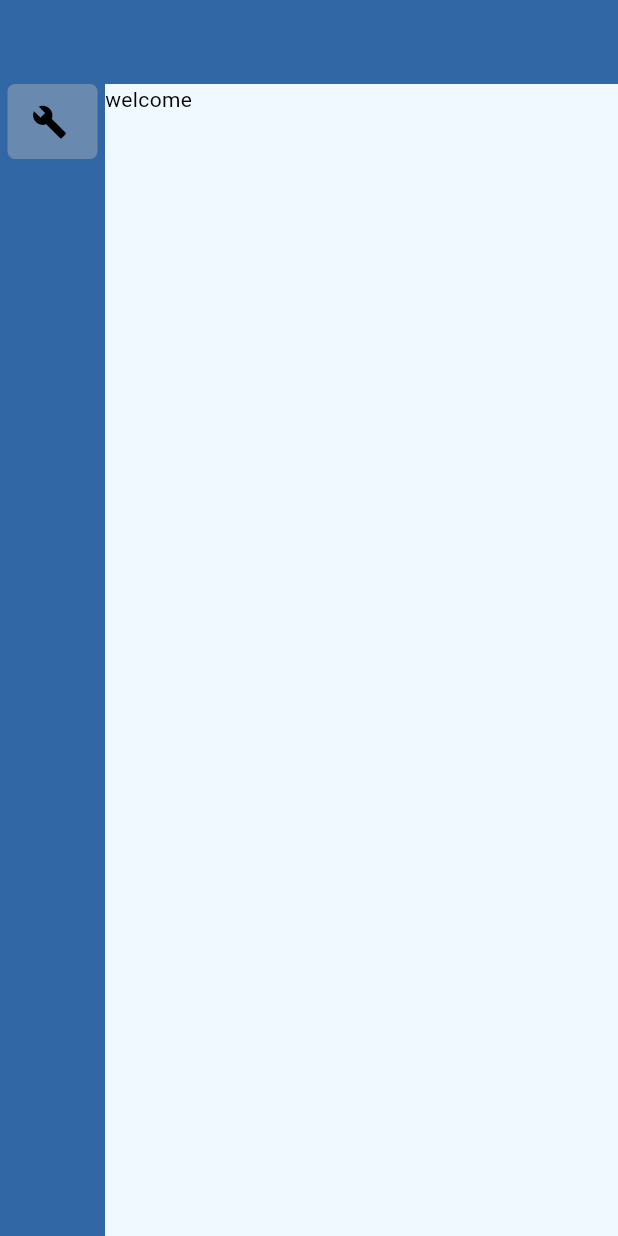
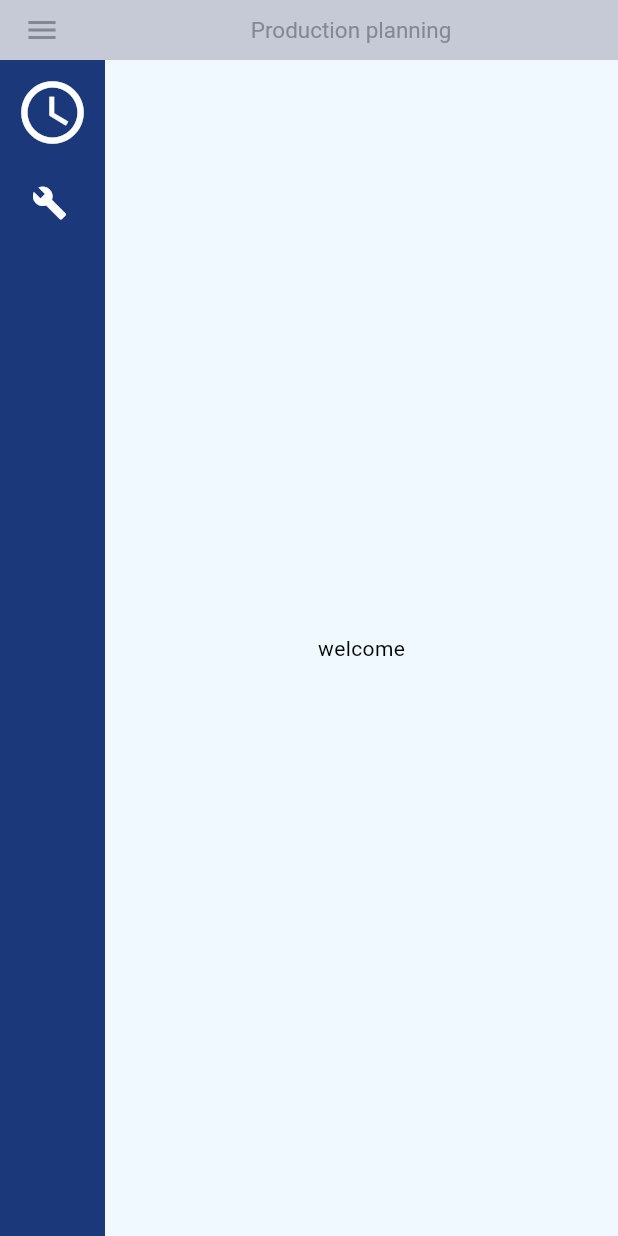
Before and after one commit to produccion-y-logistica-semillero/production-planning, a Flutter app: the screen it shows after launch, on a phone screen of 412 x 824 dp. Run offline on Flutter 3.47's test engine with Material 3 defaults, Android fonts, the phone set to English and light mode, and no system bars; drawn by our look-alikes of easy_sidemenu; missing offline and left inert: dart:ffi.

Commit message:
Theme changed, side menu changed so now the expansion is our own and not the packaged provided option, machines page created

```diff
--- a/lib/core/themes/theme.dart
+++ b/lib/core/themes/theme.dart
@@ -2,11 +2,14 @@ import 'package:flutter/material.dart';
 
 final ThemeData lightTheme = ThemeData(
   brightness:  Brightness.light,
-  colorScheme: ColorScheme.light(
-    surface: Color.fromARGB(255, 239, 249, 255),
-    primary: (Colors.blue[100])!,
-    primaryContainer: Color.fromARGB(255, 49, 103, 165),
-    onPrimaryContainer: Colors.white,
+  colorScheme: const ColorScheme.light(
+    surface:  Color.fromARGB(255, 239, 249, 255),
+    //primary: (Color.fromARGB(255, 150, 164, 239))!,
+   // onPrimary:  Colors.white,
+    primaryContainer: Color.fromARGB(255, 26, 56, 122),
+    onPrimaryContainer: Color.fromARGB(255, 255, 255, 255),
+    secondaryContainer:  Color.fromARGB(255, 197, 202, 214),
+    onSecondaryContainer: Color.fromARGB(255, 130, 136, 148),
 
   ),
   useMaterial3: true,   //We can check how it changes with this
--- a/lib/features/main_page/presentation/pages/main_page.dart
+++ b/lib/features/main_page/presentation/pages/main_page.dart
@@ -1,3 +1,5 @@
+import 'dart:ffi';
+
 import 'package:easy_sidemenu/easy_sidemenu.dart';
 import 'package:flutter/material.dart';
 import 'package:production_planning/features/main_page/presentation/widgets/main_navigator.dart';
@@ -15,31 +17,68 @@ class _MainPageState extends State<MainPage> {
   final GlobalKey<NavigatorState> _navigatorKey = GlobalKey<NavigatorState>();
   bool _isNavigating = false; // Add this to track navigation status
 
+  bool _menuExpanded = true; //To control to hide or expand the side menu manually
+
 
   @override
   Widget build(BuildContext context) {
+    Color onPrimary = Theme.of(context).colorScheme.onPrimary;
+    Color primaryContainer = Theme.of(context).colorScheme.primaryContainer;
+    Color onPrimaryContainer = Theme.of(context).colorScheme.onPrimaryContainer;
+    Color surface = Theme.of(context).colorScheme.surface;
+    Color secondaryContainer = Theme.of(context).colorScheme.secondaryContainer;
+    Color onSecondaryContainer = Theme.of(context).colorScheme.onSecondaryContainer;
     List<dynamic> items = _getMenuItems(context);
 
     return Scaffold(
       appBar: AppBar(
-        backgroundColor: Theme.of(context).colorScheme.primaryContainer,
+        backgroundColor: secondaryContainer,
+        toolbarHeight: 40,
+        title: Center(child: Text("Production planning", style: TextStyle(fontSize: 15, color: onSecondaryContainer),)),
+        //to manually control if the side menu is expanded or not
+        leading:  GestureDetector(
+          child: IconButton(
+            style: const ButtonStyle(
+              padding: WidgetStatePropertyAll(EdgeInsets.all(0))
+            ),
+            icon: Center(child: Icon(Icons.menu, color: onSecondaryContainer,)),
+            onPressed: (){
+              setState(() {
+                _menuExpanded = _menuExpanded ? false: true;
+              });
+            },
+          ),
+        )
       ),
       body: Row(
         children: [
           SideMenu(
             showToggle: true,
+            title: Container(
+                margin: const EdgeInsets.symmetric(vertical: 10),
+                child:  Center(
+                  child: Icon(Icons.schedule, size: 50, color: onPrimaryContainer,),
+                ),
+              ),
             style: SideMenuStyle(
-              displayMode: SideMenuDisplayMode.auto,
-              openSideMenuWidth: 200,
-              backgroundColor: Theme.of(context).colorScheme.primaryContainer,
-              showHamburger: true,
+              displayMode: _menuExpanded ? SideMenuDisplayMode.auto : SideMenuDisplayMode.compact,
+              openSideMenuWidth: 300,
+              backgroundColor: primaryContainer,
+              showHamburger: false, //to hide the menu button since we implement it on our own
+              selectedColor: primaryContainer,
+              selectedIconColor: onPrimaryContainer,
+              unselectedIconColorExpandable: onPrimaryContainer,
+              selectedTitleTextStyle: TextStyle(color: onPrimaryContainer),
+              arrowCollapse: const Color.fromARGB(255, 255, 243, 209),
+              selectedHoverColor: secondaryContainer,
             ),
-            footer: const Text(
+            footer: Text(
               'Pontificia Universidad Javeriana',
               textAlign: TextAlign.center,
+              style: TextStyle(color: onPrimaryContainer),
             ),
             items: items,
-            controller: sideMenu,   //NOT USED
+            controller: sideMenu,   //NOT USEDDDDDDDDDD
           ),
           Expanded(
             child: MainNavigator(_navigatorKey)
@@ -54,8 +93,8 @@ class _MainPageState extends State<MainPage> {
   List<dynamic> _getMenuItems(BuildContext context){
     return [
       SideMenuItem(
-          title: 'Machines',
-          icon: Icon(Icons.build, color: Theme.of(context).colorScheme.onPrimaryContainer,),
+        title: 'Maquinas',
+        icon: Icon(Icons.build, color: Theme.of(context).colorScheme.primaryContainer,),
         onTap: (index, _) {
           _navigateTo('/machines');
         },
--- a/lib/features/main_page/presentation/pages/welcome_page.dart
+++ b/lib/features/main_page/presentation/pages/welcome_page.dart
@@ -5,7 +5,7 @@ class WelcomePage extends StatelessWidget{
   @override
   Widget build(BuildContext context) {
     return Scaffold(
-      body: Text("welcome"),
+      body: Center(child: Text("welcome")),
     );
   }
 }
--- a/lib/features/main_page/presentation/widgets/main_navigator.dart
+++ b/lib/features/main_page/presentation/widgets/main_navigator.dart
@@ -5,7 +5,7 @@ import 'package:production_planning/features/main_page/presentation/pages/welcom
 class MainNavigator extends StatelessWidget{
   final GlobalKey<NavigatorState> _navigatorKey;
 
-  MainNavigator(this._navigatorKey);
+  const MainNavigator(this._navigatorKey, {super.key});
 
   @override
   Widget build(BuildContext context) {
```
Also changed, not shown: lib/features/machines/presentation/pages/machines_list_page.dart (+36 -2 lines), lib/features/machines/presentation/pages/widgets/add_machine_dialog.dart (added, +16 -0 lines), lib/shared/widgets/custom_app_bar.dart (added, +12 -0 lines), analysis_options.yaml (line endings or trailing spaces), lib/main.dart (line endings or trailing spaces), pubspec.lock, pubspec.yaml (line endings or trailing spaces), 81 other files. Lines whose indentation alone changed are shown as unchanged.
